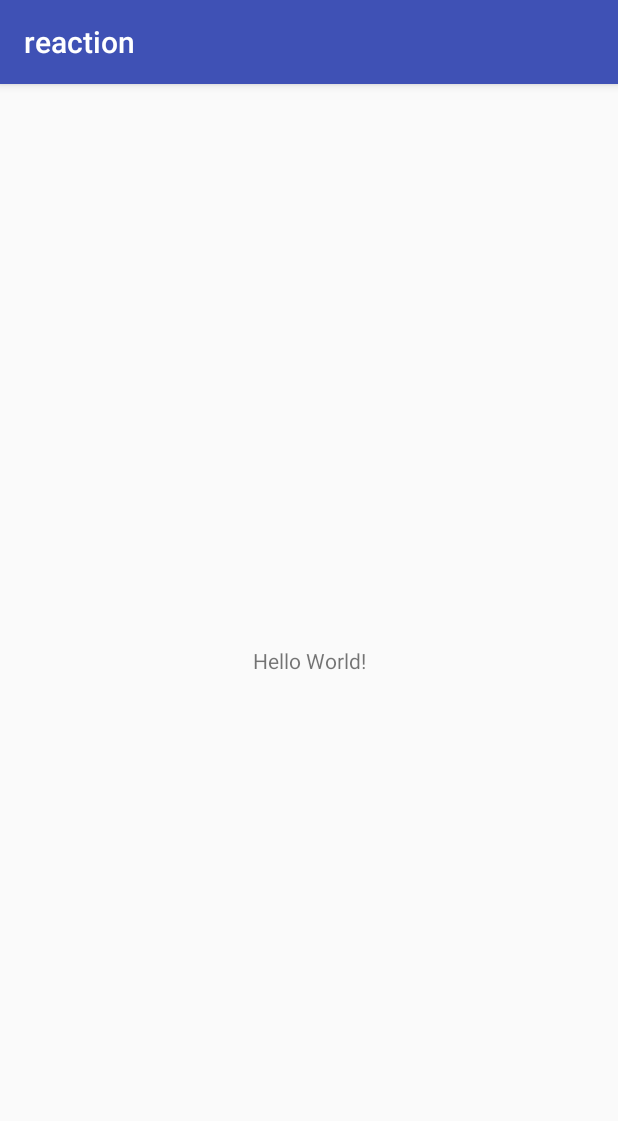
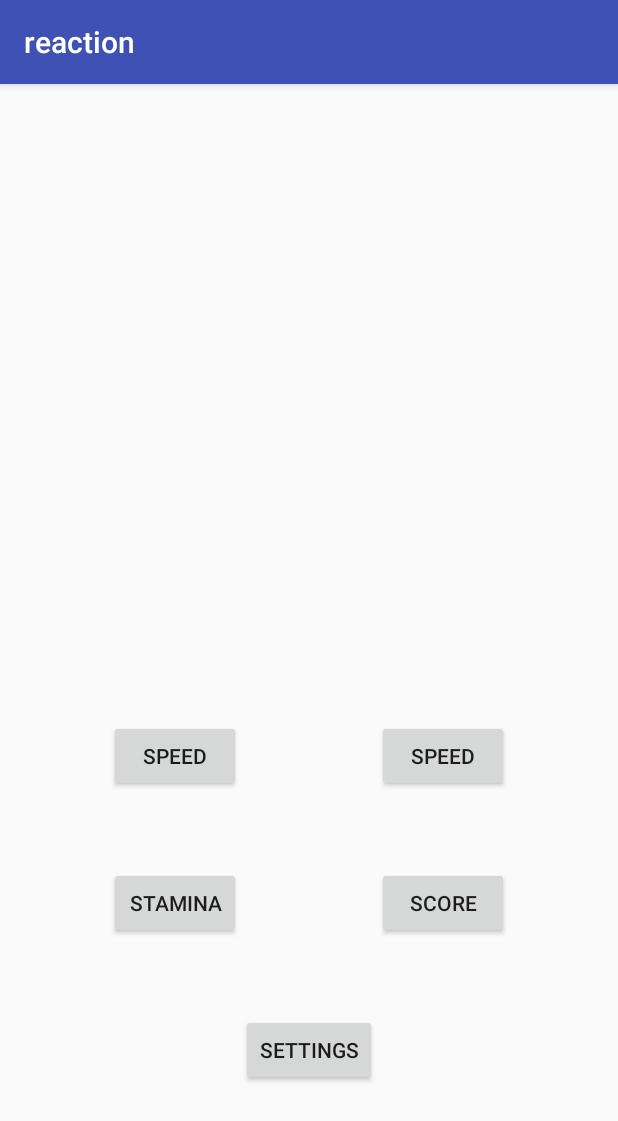
Before and after one commit to Thibaut-Comte/ApplicationAndroid, an Android app: the screen it shows after launch (Menu), on a phone screen of 412 x 824 dp. Shown: the top 1121 px of the screen. Run offline under Robolectric (Android 15) with nearby library versions, the phone set to English and light mode, and no system bars.

Commit message:
Add btn menu avec position

```diff
--- a/reaction/app/src/main/res/layout/activity_menu.xml
+++ b/reaction/app/src/main/res/layout/activity_menu.xml
@@ -1,18 +1,53 @@
 <?xml version="1.0" encoding="utf-8"?>
-<android.support.constraint.ConstraintLayout xmlns:android="http://schemas.android.com/apk/res/android"
-    xmlns:app="http://schemas.android.com/apk/res-auto"
-    xmlns:tools="http://schemas.android.com/tools"
-    android:layout_width="match_parent"
-    android:layout_height="match_parent"
-    tools:context="com.jonathan.reaction.Menu">
+<RelativeLayout
+    android:layout_width="fill_parent"
+    android:layout_height="fill_parent"
+    android:orientation="vertical"
+    xmlns:android="http://schemas.android.com/apk/res/android"
+    >
 
-    <TextView
+    <Button
+        android:id="@+id/btnSettings"
         android:layout_width="wrap_content"
         android:layout_height="wrap_content"
-        android:text="Hello World!"
-        app:layout_constraintBottom_toBottomOf="parent"
-        app:layout_constraintLeft_toLeftOf="parent"
-        app:layout_constraintRight_toRightOf="parent"
-        app:layout_constraintTop_toTopOf="parent" />
+        android:layout_alignParentBottom="true"
+        android:layout_centerHorizontal="true"
+        android:layout_marginBottom="100dp"
+        android:text="Settings" />
 
-</android.support.constraint.ConstraintLayout>
+    <Button
+        android:id="@+id/btnStamina"
+        android:layout_width="wrap_content"
+        android:layout_height="wrap_content"
+        android:layout_above="@+id/btnSettings"
+        android:layout_marginBottom="50dp"
+        android:layout_toStartOf="@+id/btnSettings"
+        android:text="Stamina" />
+
+    <Button
+        android:id="@+id/btnSpeed"
+        android:layout_width="wrap_content"
+        android:layout_height="wrap_content"
+        android:layout_above="@+id/btnStamina"
+        android:layout_alignStart="@+id/btnStamina"
+        android:layout_marginBottom="50dp"
+        android:text="Speed" />
+
+    <Button
+        android:id="@+id/btnScore"
+        android:layout_width="wrap_content"
+        android:layout_height="wrap_content"
+        android:layout_above="@+id/btnSettings"
+        android:layout_marginBottom="50dp"
+        android:layout_toEndOf="@+id/btnSettings"
+        android:text="Score" />
+
+    <Button
+        android:id="@+id/btnAverage"
+        android:layout_width="wrap_content"
+        android:layout_height="wrap_content"
+        android:layout_above="@+id/btnScore"
+        android:layout_alignStart="@+id/btnScore"
+        android:layout_marginBottom="50dp"
+        android:text="Speed" />
+</RelativeLayout>
```
